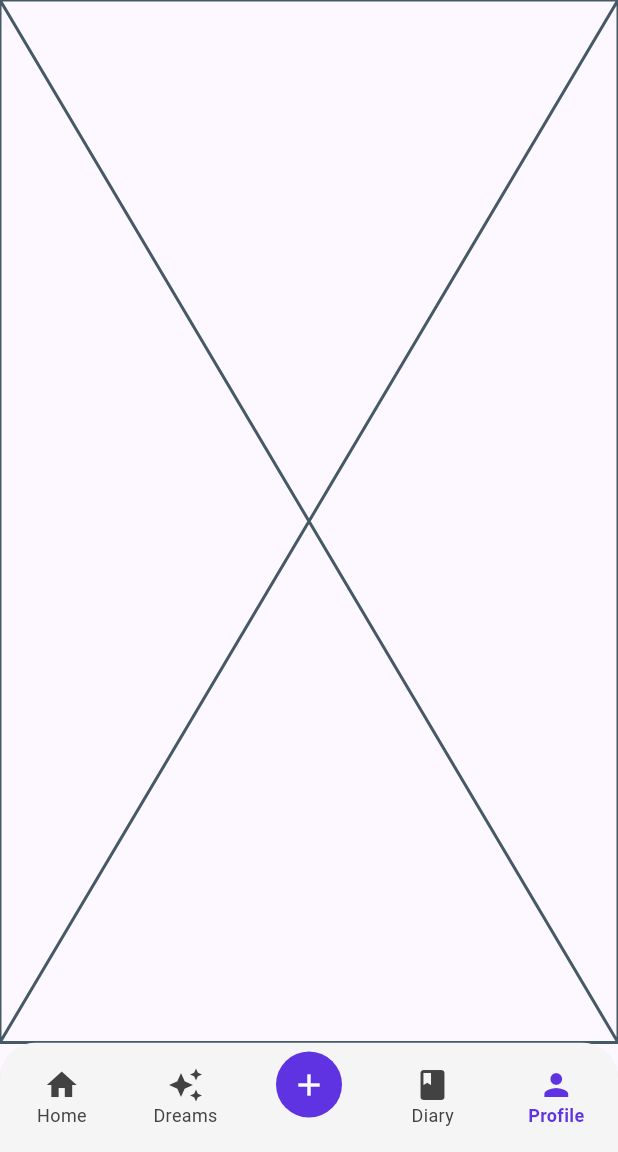
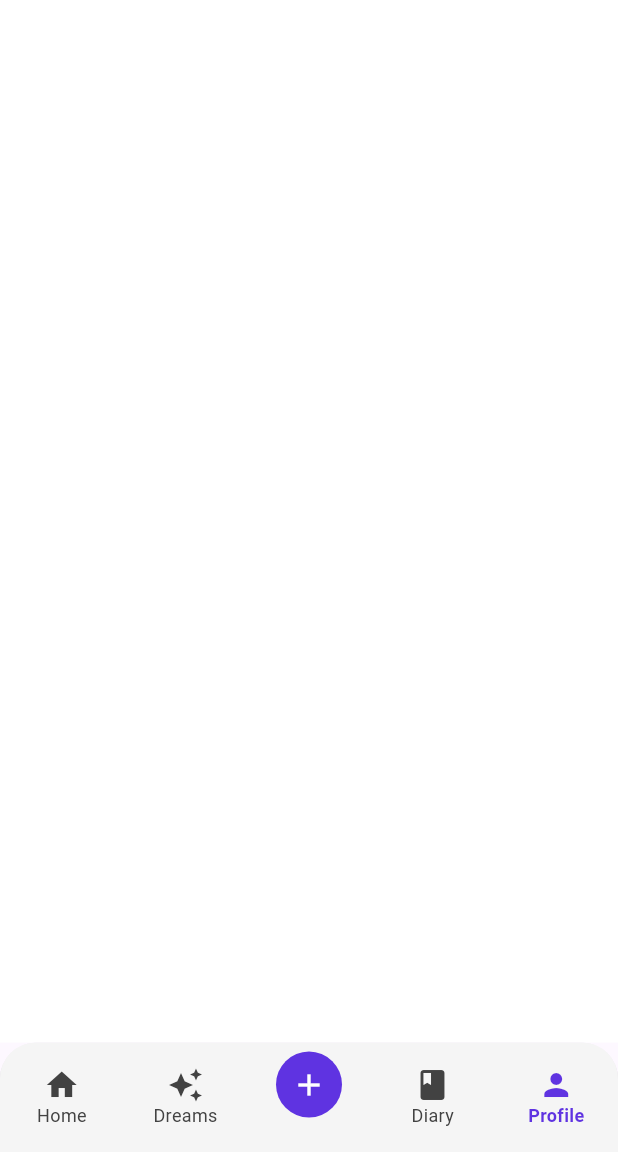
Before and after one commit to Firrizqia/Vireo-DreamListAPK, a Flutter app: the screen it shows after launch, item 5 of the bottom bar chosen, on a phone screen of 412 x 824 dp, the part 84-1236 px from its top. Run offline on Flutter 3.47's test engine with Material 3 defaults, Android fonts, the phone set to English and light mode, and no system bars.

Commit message:
bg profile

```diff
--- a/lib/screen/profile_page.dart
+++ b/lib/screen/profile_page.dart
@@ -10,6 +10,8 @@
 class _ProfilePageState extends State<ProfilePage> {
   @override
   Widget build(BuildContext context) {
-    return const Placeholder();
+    return Scaffold(
+      backgroundColor: Colors.white
+    );
   }
 }
```
